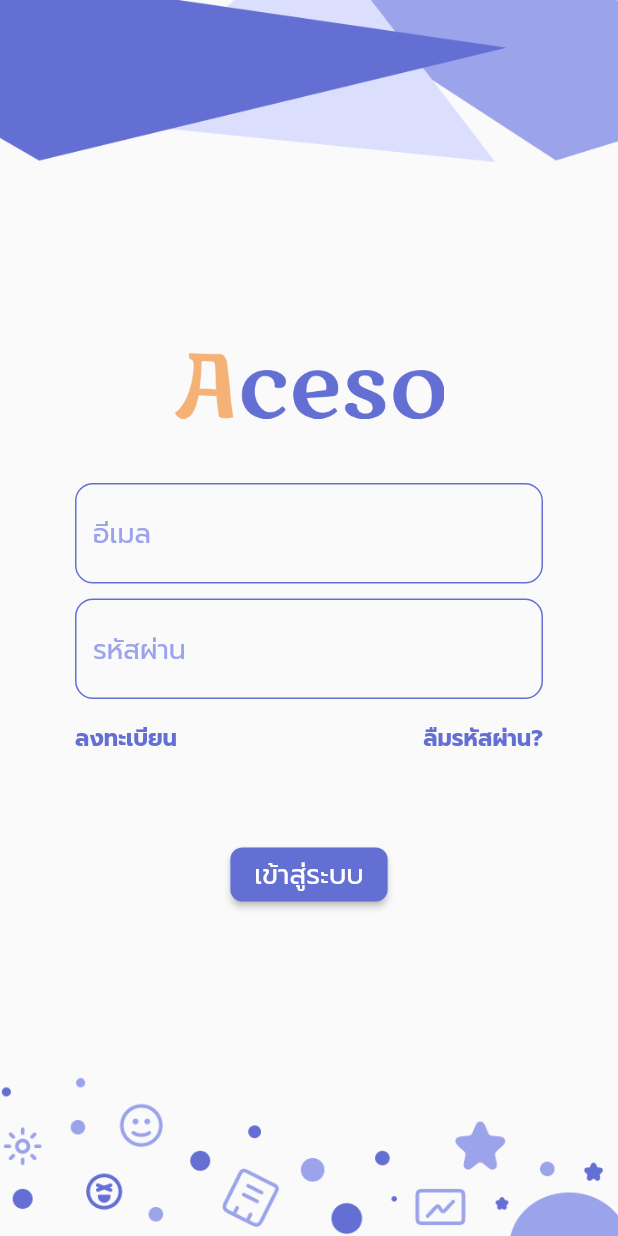
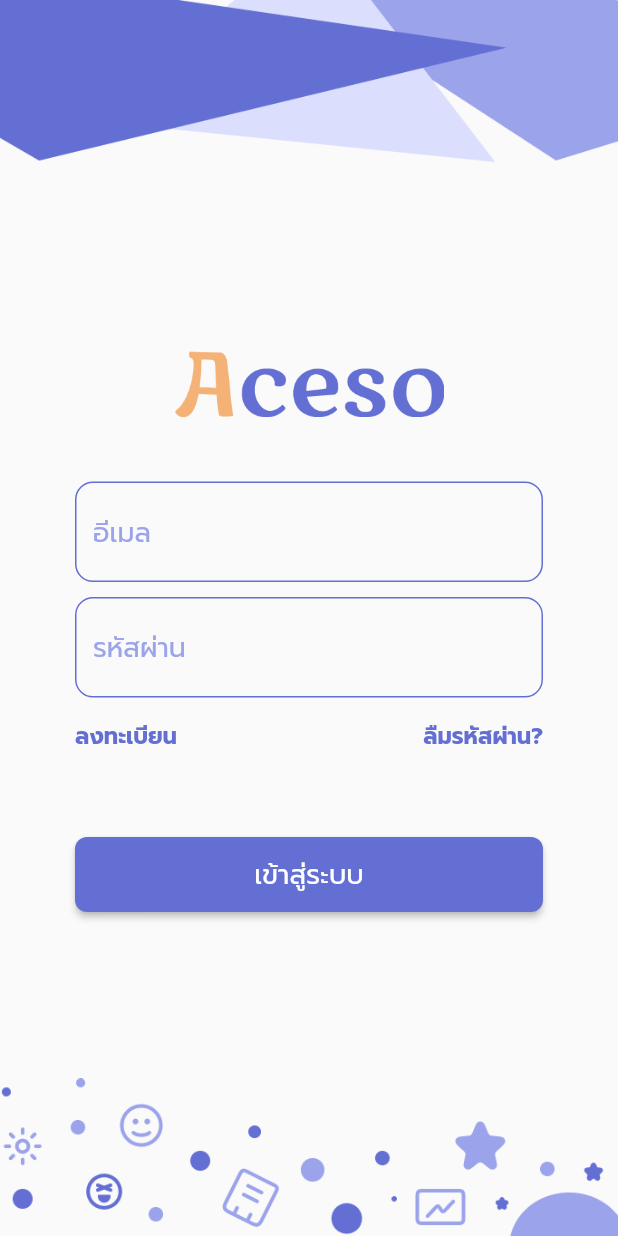
Before and after one commit to Pantawat88/Depression, a Flutter app: the screen it shows after launch, on a phone screen of 412 x 824 dp. Run offline on Flutter 3.47's test engine with Material 2 defaults, Android fonts, the phone set to English and light mode, and no system bars.

Commit message:
edit button

```diff
--- a/app_aceso/lib/pages/login.dart
+++ b/app_aceso/lib/pages/login.dart
@@ -2,6 +2,7 @@ import 'package:app_aceso/background.dart';
 import 'package:app_aceso/pages/home.dart';
 import 'package:app_aceso/pages/register/register.dart';
 import 'package:app_aceso/pages/widget/widget_Textfromfield.dart';
+import 'package:app_aceso/pages/widget/widget_button.dart';
 import 'package:flutter/material.dart';
 import 'package:app_aceso/constants.dart';
 
@@ -86,9 +87,8 @@ class WelcomeLogin extends StatelessWidget {
                   );
                 }
               },
-              child: Text(
-                'เข้าสู่ระบบ',
-                style: tButton,
+              child: const ButtonOperation(
+                BTname: 'เข้าสู่ระบบ',
               ),
             ),
           ),
--- a/app_aceso/lib/pages/widget/widget_button.dart
+++ b/app_aceso/lib/pages/widget/widget_button.dart
@@ -1,12 +1,24 @@
 import 'package:flutter/material.dart';
 
-class BTbox extends StatelessWidget {
-  final Function function;
+import '../../constants.dart';
 
-  const BTbox({Key? key, required this.function}) : super(key: key);
+class ButtonOperation extends StatelessWidget {
+  final String BTname;
+
+  const ButtonOperation({Key? key, required this.BTname}) : super(key: key);
 
   @override
   Widget build(BuildContext context) {
-    return Container();
+    return SizedBox(
+      width: double.maxFinite,
+      height: 50,
+      child: Center(
+        child: Text(
+          BTname,
+          style: tButton,
+          textAlign: TextAlign.center,
+        ),
+      ),
+    );
   }
 }
```
